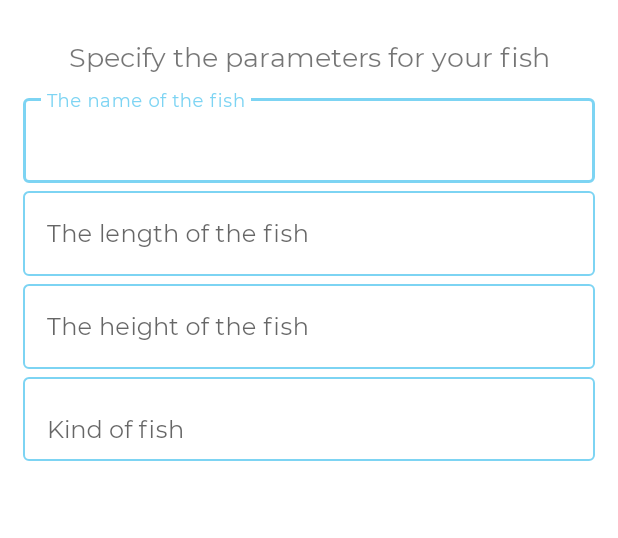
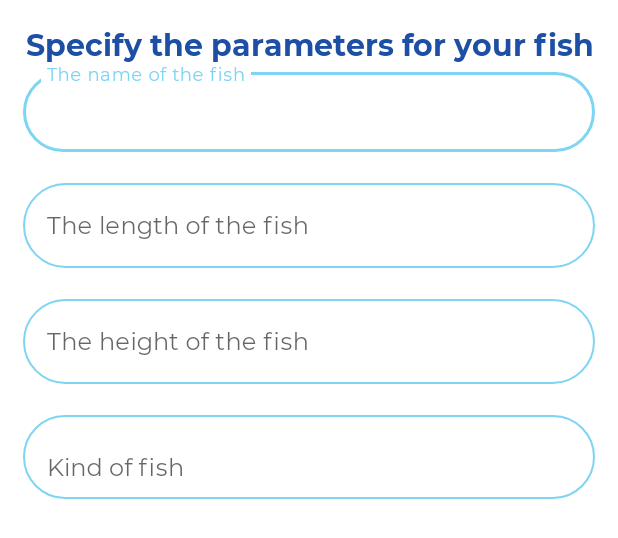
Before and after one commit to VolodyaRybakov/Test_app, an Android app: the layout add_fish_dialog.xml on its own in the app's theme, with its tools: preview values and no code run, on a phone screen of 412 x 824 dp. Shown: the top 538 px of the screen. Run offline under Robolectric (Android 15) with nearby library versions, the phone set to English and light mode, and no system bars.

Commit message:
update style of dialog

```diff
--- a/testapplication/src/main/java/com/aqulasoft/aquariumcalculator/AddFishDialog.java
+++ b/testapplication/src/main/java/com/aqulasoft/aquariumcalculator/AddFishDialog.java
@@ -1,6 +1,7 @@
 package com.aqulasoft.aquariumcalculator;
 
 import android.app.Activity;
+import android.graphics.Color;
 import android.view.View;
 import android.widget.ArrayAdapter;
 import android.widget.AutoCompleteTextView;
@@ -53,6 +54,13 @@ public class AddFishDialog {
 
         builder.setNegativeButton(android.R.string.cancel, (dialog, which) -> dialog.dismiss());
 
-        return builder.create();
+        AlertDialog dialog = builder.create();
+
+        dialog.setOnShowListener(arg0 -> {
+            dialog.getButton(AlertDialog.BUTTON_NEGATIVE).setTextColor(Color.BLACK);
+            dialog.getButton(AlertDialog.BUTTON_POSITIVE).setTextColor(Color.BLACK);
+        });
+
+        return dialog;
     }
 }
--- a/testapplication/src/main/res/layout/add_fish_dialog.xml
+++ b/testapplication/src/main/res/layout/add_fish_dialog.xml
@@ -8,12 +8,11 @@
 
     <TextView
         android:id="@+id/dialog_header"
+        style="@style/aquariumTittle"
         android:layout_width="match_parent"
         android:layout_height="wrap_content"
         android:gravity="center_horizontal"
         android:text="@string/input_fish_params"
-        android:textSize="18sp"
-        android:padding="10dp"
         app:layout_constraintEnd_toEndOf="parent"
         app:layout_constraintStart_toStartOf="parent"
         app:layout_constraintTop_toTopOf="parent" />
@@ -23,9 +22,7 @@
         android:layout_width="match_parent"
         android:layout_height="wrap_content"
         android:hint="@string/fish_name"
-        style="@style/Widget.MaterialComponents.TextInputLayout.OutlinedBox"
-        app:boxStrokeColor="@color/accent"
-        app:hintTextColor="@color/accent"
+        style="@style/aquariumSimpleInput"
         app:layout_constraintEnd_toEndOf="parent"
         app:layout_constraintStart_toStartOf="parent"
         app:layout_constraintTop_toBottomOf="@+id/dialog_header">
@@ -34,6 +31,7 @@
             android:id="@+id/etFishName"
             android:layout_width="match_parent"
             android:layout_height="wrap_content"
+            android:textSize="14sp"
             android:ems="10" />
     </com.google.android.material.textfield.TextInputLayout>
 
@@ -43,9 +41,8 @@
         android:layout_height="wrap_content"
         android:hint="@string/fish_length"
         app:layout_constraintEnd_toEndOf="parent"
-        style="@style/Widget.MaterialComponents.TextInputLayout.OutlinedBox"
-        app:boxStrokeColor="@color/accent"
-        app:hintTextColor="@color/accent"
+        style="@style/aquariumSimpleInput"
+        android:layout_marginTop="15dp"
         app:layout_constraintStart_toStartOf="parent"
         app:layout_constraintTop_toBottomOf="@+id/tilFishName">
 
@@ -63,9 +60,8 @@
         android:layout_height="wrap_content"
         android:hint="@string/fish_height"
         app:layout_constraintEnd_toEndOf="parent"
-        style="@style/Widget.MaterialComponents.TextInputLayout.OutlinedBox"
-        app:boxStrokeColor="@color/accent"
-        app:hintTextColor="@color/accent"
+        style="@style/aquariumSimpleInput"
+        android:layout_marginTop="15dp"
         app:layout_constraintStart_toStartOf="parent"
         app:layout_constraintTop_toBottomOf="@+id/tilFishLength">
 
@@ -82,9 +78,8 @@
         android:layout_width="match_parent"
         android:layout_height="wrap_content"
         android:hint="@string/fish_kind"
-        style="@style/Widget.MaterialComponents.TextInputLayout.OutlinedBox"
-        app:boxStrokeColor="@color/accent"
-        app:hintTextColor="@color/accent"
+        style="@style/aquariumSimpleInput"
+        android:layout_marginTop="15dp"
         app:layout_constraintEnd_toEndOf="parent"
         app:layout_constraintStart_toStartOf="parent"
         app:layout_constraintTop_toBottomOf="@+id/tilFishHeigth">
@@ -94,7 +89,7 @@
             android:id="@+id/etFishKind"
             android:layout_width="match_parent"
             android:layout_height="wrap_content"
-            android:completionThreshold="0"
+            android:completionThreshold="1"
             android:ems="10" />
     </com.google.android.material.textfield.TextInputLayout>
 
--- a/testapplication/src/main/res/layout/simple_list_item.xml
+++ b/testapplication/src/main/res/layout/simple_list_item.xml
@@ -6,6 +6,7 @@
     android:layout_height="wrap_content">
 
     <TextView
+        android:padding="10dp"
         android:layout_width="match_parent"
         android:layout_height="wrap_content"
         app:layout_constraintEnd_toEndOf="parent"
```
